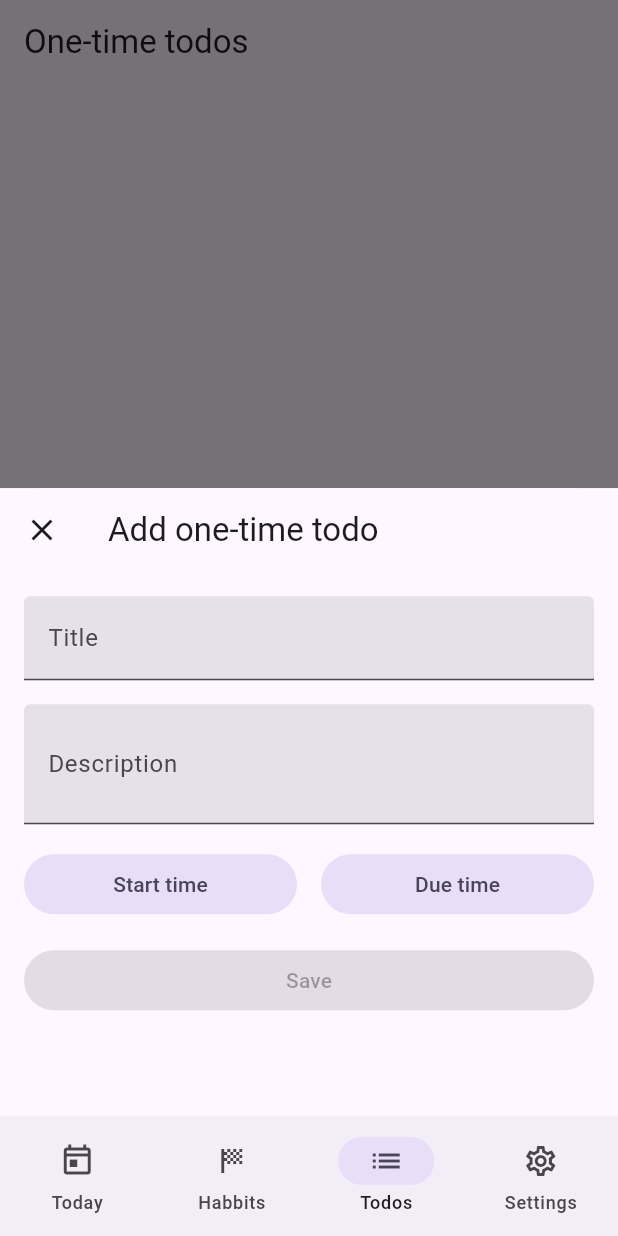
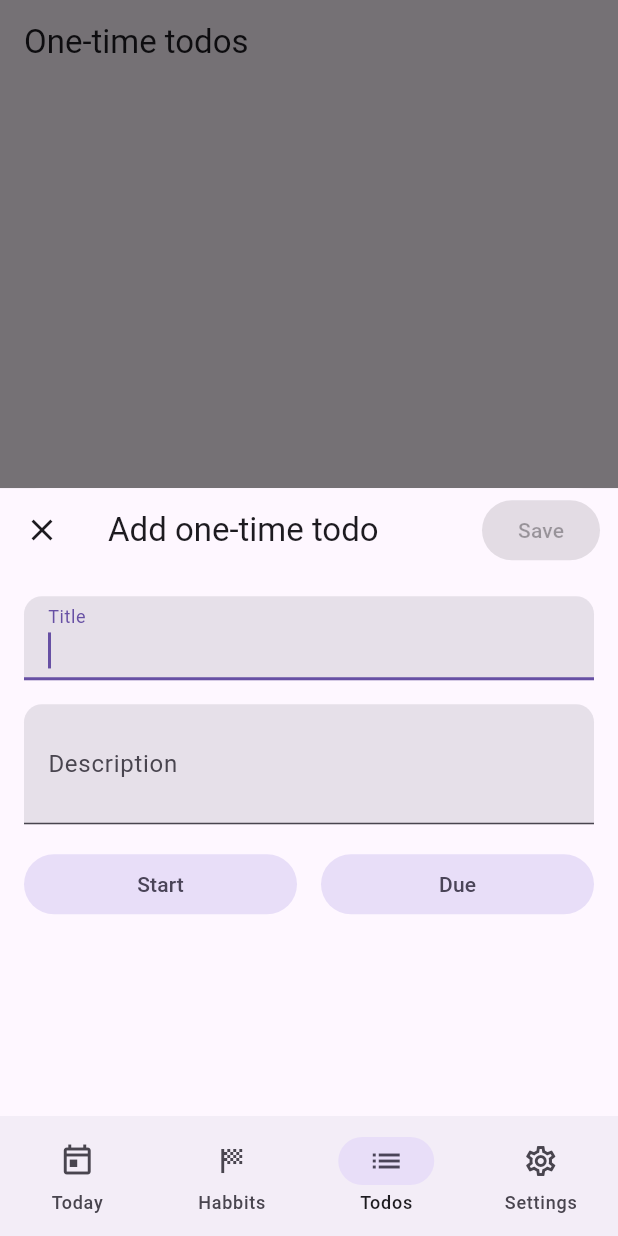
Before and after one commit to krille-chan/mood-and-habbits, a Flutter app: the TodosPage screen opened by its route, after a tap on "Todo", on a phone screen of 412 x 824 dp. Run offline on Flutter 3.47's test engine with Material 3 defaults, Android fonts, the phone set to English and light mode, and no system bars; drawn by our look-alikes of dynamic_color; our stand-ins replace file_picker, flutter_expandable_fab, go_router, shared_preferences, sqflite; missing offline and left inert: d_chart; accounts and stored records are empty; generated files the repository leaves out were written again.

Commit message:
chore: Polish UX

```diff
--- a/lib/config/theme.dart
+++ b/lib/config/theme.dart
@@ -3,12 +3,20 @@ import 'package:flutter/material.dart';
 ThemeData buildTheme(Brightness brightness, Color? color) => ThemeData(
       brightness: brightness,
       colorSchemeSeed: color,
+      dividerColor: brightness == Brightness.light
+          ? Colors.grey.shade400
+          : Colors.grey.shade800,
       snackBarTheme: const SnackBarThemeData(
         behavior: SnackBarBehavior.floating,
       ),
       inputDecorationTheme: const InputDecorationTheme(
         filled: true,
-        border: UnderlineInputBorder(),
+        border: UnderlineInputBorder(
+          borderRadius: BorderRadius.only(
+            topLeft: Radius.circular(12),
+            topRight: Radius.circular(12),
+          ),
+        ),
       ),
     );
 
--- a/lib/l10n/app_en.arb
+++ b/lib/l10n/app_en.arb
@@ -47,8 +47,9 @@
     "title": "Title",
     "description": "Description",
     "pleaseFillOut": "Please fill out",
-    "startTime": "Start time",
-    "dueTime": "Due time",
+    "startTime": "Start",
+    "dueTime": "Due",
     "oneTimeTodos": "One-time todos",
-    "addOneTimeTodo": "Add one-time todo"
+    "addOneTimeTodo": "Add one-time todo",
+    "habbit": "Habbit"
 }
--- a/lib/pages/today/today_page.dart
+++ b/lib/pages/today/today_page.dart
@@ -1,5 +1,6 @@
 import 'package:flutter/material.dart';
 
+import 'package:flutter_expandable_fab/flutter_expandable_fab.dart';
 import 'package:go_router/go_router.dart';
 import 'package:intl/intl.dart';
 
@@ -223,6 +224,31 @@ class TodayPage extends StatelessWidget {
               ],
             ),
           ),
+          floatingActionButtonLocation: ExpandableFab.location,
+          floatingActionButton: ExpandableFab(
+            openButtonBuilder: RotateFloatingActionButtonBuilder(
+              child: const Icon(Icons.add_outlined),
+            ),
+            closeButtonBuilder: DefaultFloatingActionButtonBuilder(
+              child: const Icon(Icons.close_outlined),
+            ),
+            type: ExpandableFabType.fan,
+            distance: 70,
+            children: [
+              FloatingActionButton.extended(
+                heroTag: null,
+                onPressed: null,
+                icon: const Icon(Icons.sports_score_outlined),
+                label: Text(context.l10n.habbit),
+              ),
+              FloatingActionButton.extended(
+                heroTag: null,
+                onPressed: () => state.createTodo(context),
+                icon: const Icon(Icons.check_circle_outlined),
+                label: Text(context.l10n.todo),
+              ),
+            ],
+          ),
         );
       },
     );
--- a/lib/widgets/bottom_navigation_shell.dart
+++ b/lib/widgets/bottom_navigation_shell.dart
@@ -51,7 +51,7 @@ class BottomNavigationShell extends StatelessWidget {
             label: context.l10n.habbits,
           ),
           NavigationDestination(
-            icon: const Icon(Icons.list_outlined),
+            icon: const Icon(Icons.check_circle_outlined),
             selectedIcon: const Icon(Icons.list),
             label: context.l10n.todos,
           ),
--- a/lib/widgets/todo_creation_bottom_sheet.dart
+++ b/lib/widgets/todo_creation_bottom_sheet.dart
@@ -104,12 +104,29 @@ class _TodoCreationBottomSheetState extends State<TodoCreationBottomSheet> {
           onPressed: () => context.pop(null),
         ),
         title: Text(context.l10n.addOneTimeTodo),
+        actions: [
+          ValueListenableBuilder(
+            valueListenable: _canSave,
+            builder: (context, canSave, _) => Padding(
+              padding: const EdgeInsets.only(right: 12.0),
+              child: ElevatedButton(
+                style: ElevatedButton.styleFrom(
+                  backgroundColor: theme.colorScheme.primary,
+                  foregroundColor: theme.colorScheme.onPrimary,
+                ),
+                onPressed: canSave ? () => _popAndCreateTodo(context) : null,
+                child: Text(context.l10n.save),
+              ),
+            ),
+          ),
+        ],
       ),
       body: ListView(
         padding: const EdgeInsets.all(16.0),
         children: [
           TextField(
             controller: _titleController,
+            autofocus: true,
             decoration: InputDecoration(
               labelText: context.l10n.title,
             ),
@@ -178,18 +195,6 @@ class _TodoCreationBottomSheetState extends State<TodoCreationBottomSheet> {
               ),
             ],
           ),
-          const SizedBox(height: 16),
-          ValueListenableBuilder(
-            valueListenable: _canSave,
-            builder: (context, canSave, _) => ElevatedButton(
-              style: ElevatedButton.styleFrom(
-                backgroundColor: theme.colorScheme.primary,
-                foregroundColor: theme.colorScheme.onPrimary,
-              ),
-              onPressed: canSave ? () => _popAndCreateTodo(context) : null,
-              child: Text(context.l10n.save),
-            ),
-          ),
         ],
       ),
     );
--- a/lib/widgets/todo_list_item.dart
+++ b/lib/widgets/todo_list_item.dart
@@ -194,6 +194,7 @@ class _TodoListItemTitle extends StatelessWidget {
       todo.title,
       style: TextStyle(
         decoration: todo.finishedAt == null ? null : TextDecoration.lineThrough,
+        fontWeight: FontWeight.w500,
       ),
     );
   }
--- a/pubspec.yaml
+++ b/pubspec.yaml
@@ -14,6 +14,7 @@ dependencies:
   file_picker: ^8.1.3
   flutter:
     sdk: flutter
+  flutter_expandable_fab: ^2.3.0
   flutter_launcher_icons: ^0.14.1
   flutter_localizations:
     sdk: flutter
```
Also changed, not shown: pubspec.lock.
